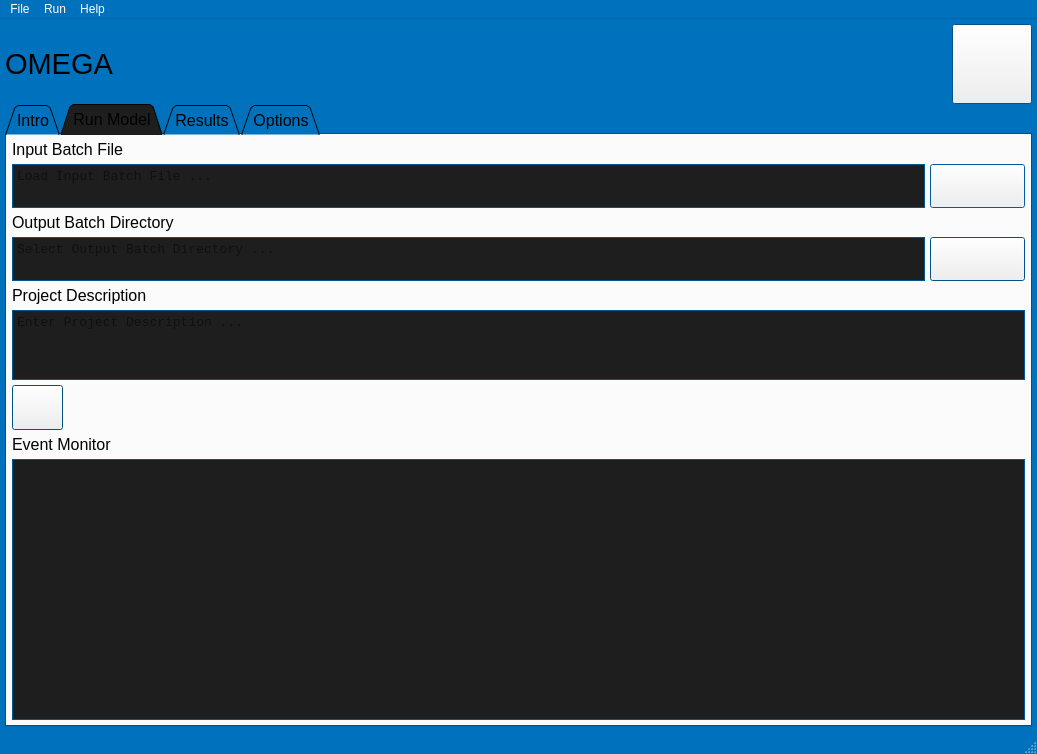
First picture: the form in omega_gui/elements/omega_gui_qt.ui, repository johnathanvic/EPA_OMEGA_Model, before the edit.
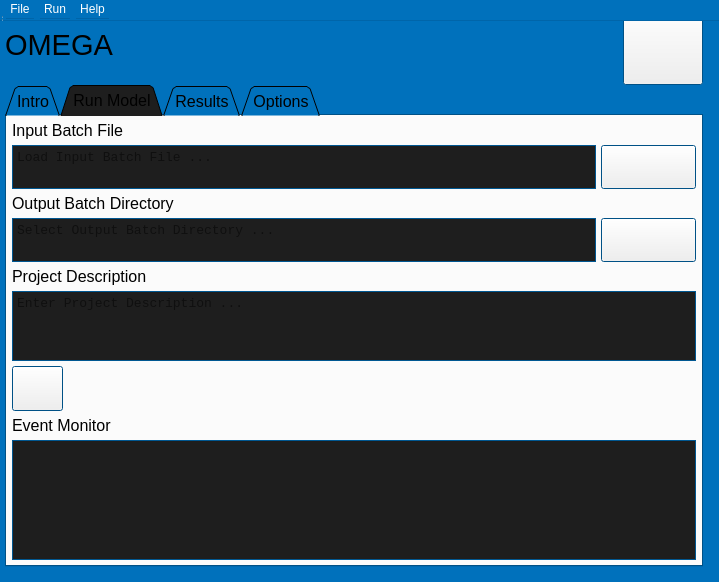
Second picture: the form after the edit. The open tabs and pages were chosen to show the change. Custom widgets are drawn as their Qt base class.

Commit message: subclassing QMainWindow allows for intercepting events plots resize when main window resizes

```diff
--- a/omega_gui/elements/omega_gui_qt.ui
+++ b/omega_gui/elements/omega_gui_qt.ui
@@ -1,13 +1,13 @@
 <?xml version="1.0" encoding="UTF-8"?>
 <ui version="4.0">
  <class>main_window</class>
- <widget class="QMainWindow" name="main_window">
+ <widget class="myWindow" name="main_window">
   <property name="geometry">
    <rect>
     <x>0</x>
     <y>0</y>
-    <width>1037</width>
-    <height>754</height>
+    <width>719</width>
+    <height>582</height>
    </rect>
   </property>
   <property name="sizePolicy">
@@ -123,6 +123,14 @@
    <string notr="true"/>
   </property>
   <widget class="QWidget" name="centralwidget">
+   <property name="geometry">
+    <rect>
+     <x>0</x>
+     <y>0</y>
+     <width>708</width>
+     <height>572</height>
+    </rect>
+   </property>
    <layout class="QVBoxLayout" name="verticalLayout_3">
     <property name="spacing">
      <number>0</number>
@@ -381,7 +389,7 @@
           <item>
            <widget class="QPushButton" name="select_input_batch_file_button">
             <property name="enabled">
-             <bool>false</bool>
+             <bool>true</bool>
             </property>
             <property name="sizePolicy">
              <sizepolicy hsizetype="Minimum" vsizetype="Fixed">
@@ -1139,6 +1147,14 @@
    <property name="enabled">
     <bool>true</bool>
    </property>
+   <property name="geometry">
+    <rect>
+     <x>0</x>
+     <y>0</y>
+     <width>3</width>
+     <height>22</height>
+    </rect>
+   </property>
   </widget>
   <action name="action_open_configuration_file">
    <property name="text">
@@ -1231,6 +1247,20 @@
    </property>
   </action>
  </widget>
+ <customwidgets>
+  <customwidget>
+   <class>myWidget</class>
+   <extends>QWidget</extends>
+   <header>myWidget</header>
+   <container>1</container>
+  </customwidget>
+  <customwidget>
+   <class>myWindow</class>
+   <extends>QWidget</extends>
+   <header>mywindow.h</header>
+   <container>1</container>
+  </customwidget>
+ </customwidgets>
  <resources/>
  <connections/>
 </ui>
```
Left out of the diff: 2 changed lines with no effect on the pictures. The commit also changes 1 other file.
